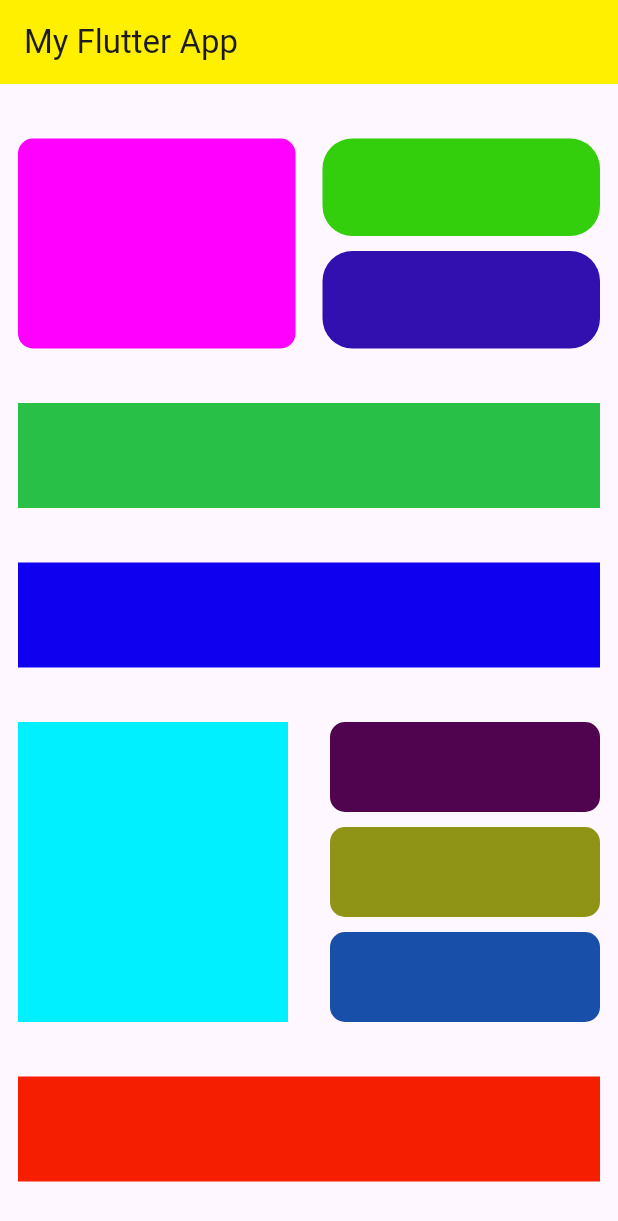
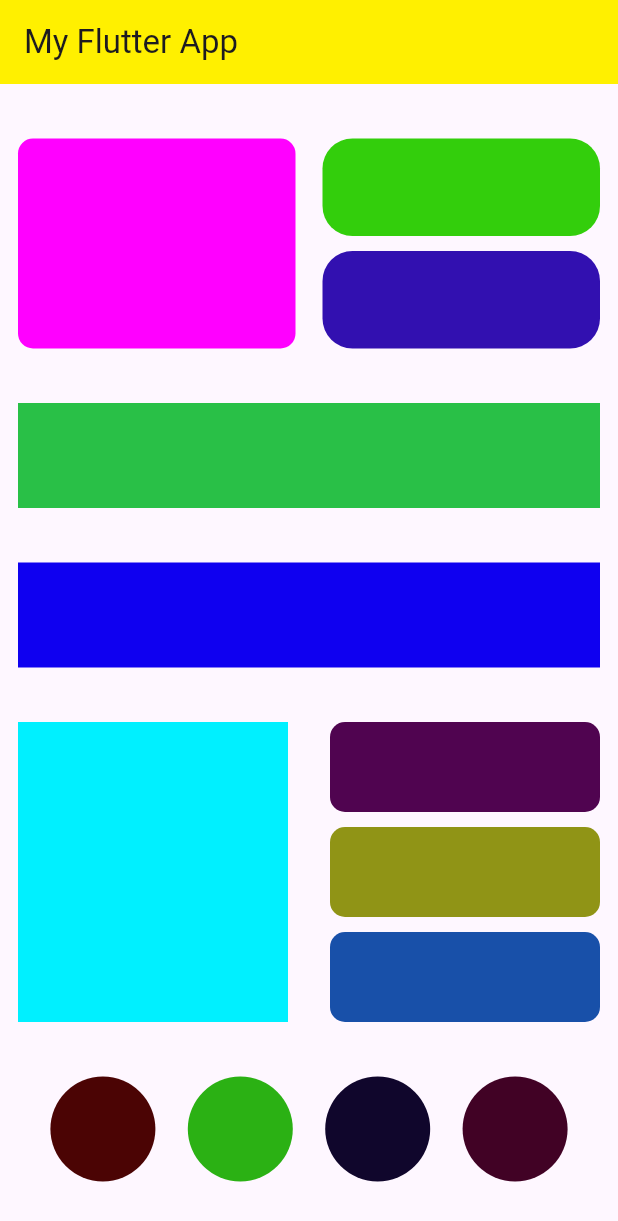
Before and after one commit to 99Udith/my_first_flutter_app, a Flutter app: the screen it shows after launch, on a phone screen of 412 x 824 dp. Shown: the top 1221 px of the screen. Run offline on Flutter 3.47's test engine with Material 3 defaults, Android fonts, the phone set to English and light mode, and no system bars.

Commit message:
08/02/2025 Updates

```diff
--- a/lib/main.dart
+++ b/lib/main.dart
@@ -114,10 +114,44 @@ class MyApp extends StatelessWidget {
                   ],
                 ),
               ),
-              Container(
+              SizedBox(
                 height: 70,
                 width: double.infinity,
-                color: Color(0xfff51f00),
+                child: Row(
+                  mainAxisAlignment: MainAxisAlignment.spaceEvenly,
+                  children: [
+                    Container(
+                      height: 70,
+                      width: 70,
+                      decoration: BoxDecoration(
+                        color: Color.fromARGB(255, 75, 4, 4),
+                        borderRadius: BorderRadius.circular(50),
+                      ),
+                    ),
+                    Container(
+                      height: 70,
+                      width: 70,
+                      decoration: BoxDecoration(
+                        color: Color.fromARGB(255, 43, 177, 20),
+                        borderRadius: BorderRadius.circular(50),
+                      ),
+                    ),Container(
+                      height: 70,
+                      width: 70,
+                      decoration: BoxDecoration(
+                        color: Color.fromARGB(255, 16, 6, 44),
+                        borderRadius: BorderRadius.circular(50),
+                      ),
+                    ),Container(
+                      height: 70,
+                      width: 70,
+                      decoration: BoxDecoration(
+                        color: Color.fromARGB(255, 65, 2, 37),
+                        borderRadius: BorderRadius.circular(50),
+                      ),
+                    )
+                  ],
+                ),
               )
             ],
           ),
```
